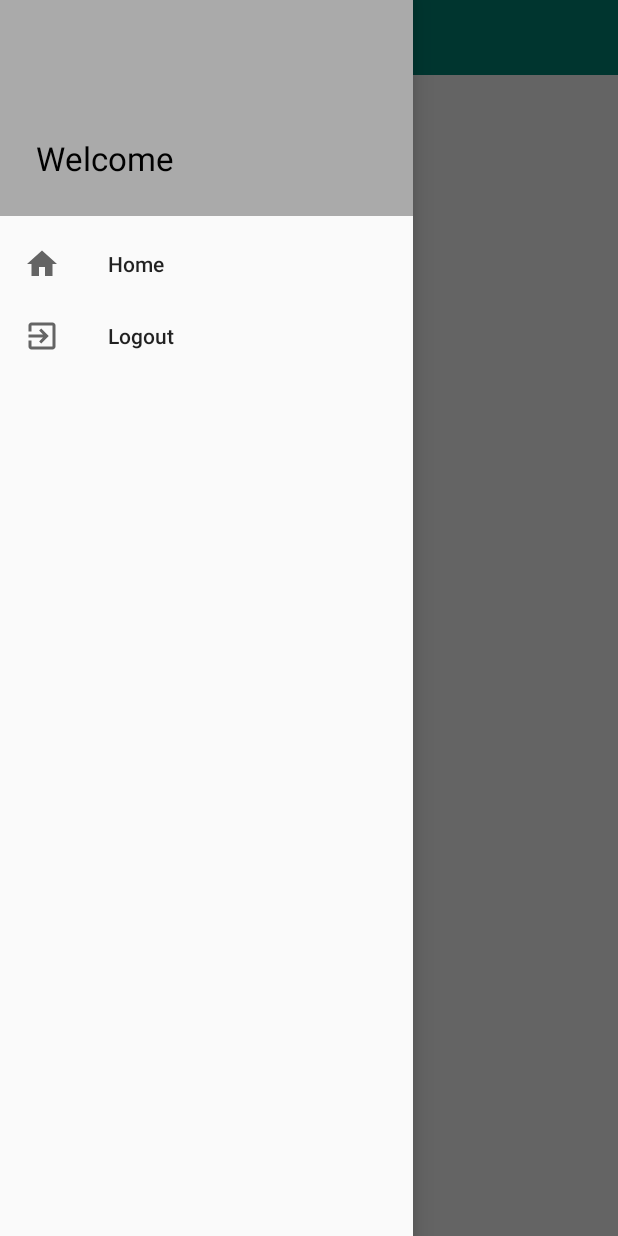
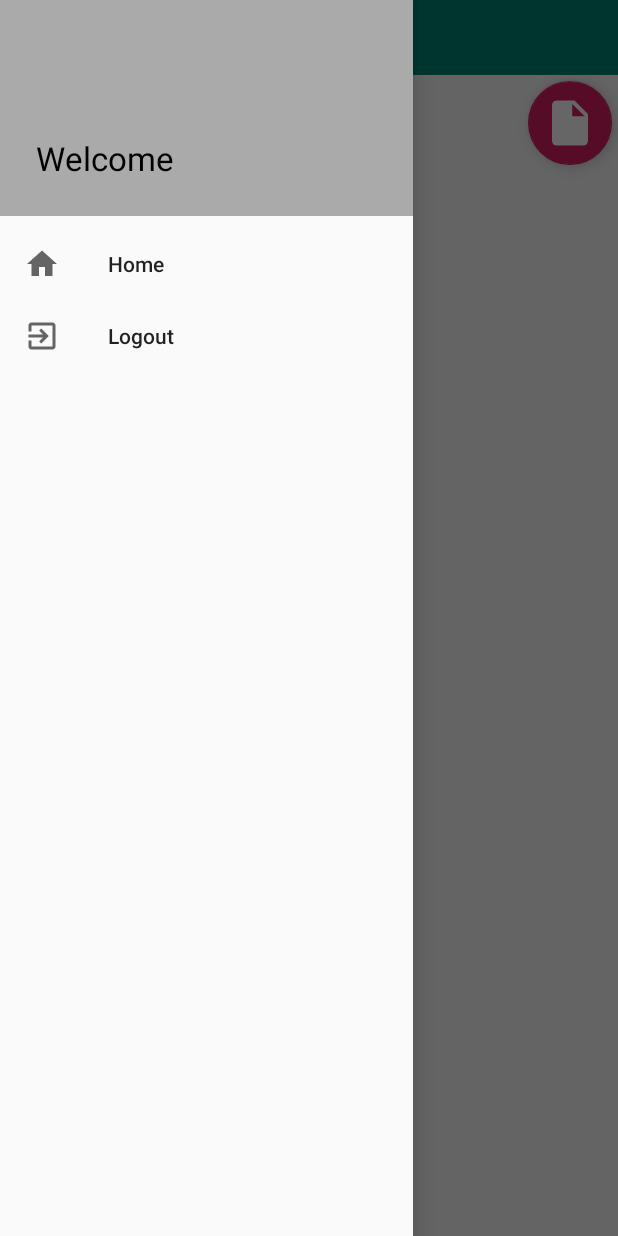
Before and after one commit to Harsh2098/ITSM-Client, an Android app: the HomeFragment screen opened through its navigation route, with the side drawer open, on a phone screen of 412 x 824 dp. Run offline under Robolectric (Android 15) with nearby library versions, the phone set to English and light mode, and no system bars; our stand-ins replace navigation-ui; libraries missing offline, so code that uses them is left out: com.github.mikephil.charting; 1 statement that could not run was skipped.

```diff
--- a/app/src/main/java/com/hmproductions/itsmclient/adapter/ConfigurationRecyclerAdapter.java
+++ b/app/src/main/java/com/hmproductions/itsmclient/adapter/ConfigurationRecyclerAdapter.java
@@ -19,7 +19,7 @@ public class ConfigurationRecyclerAdapter extends RecyclerView.Adapter<Configura
     private OnConfigurationClickListener listener;
 
     public interface OnConfigurationClickListener {
-        void onConfigurationClick(int position);
+        void onConfigurationClick(int tier);
     }
 
     public ConfigurationRecyclerAdapter(Context context, List<Configuration> list, OnConfigurationClickListener listener) {
@@ -74,7 +74,7 @@ public class ConfigurationRecyclerAdapter extends RecyclerView.Adapter<Configura
 
         @Override
         public void onClick(View v) {
-            listener.onConfigurationClick(getAdapterPosition());
+            listener.onConfigurationClick(list.get(getAdapterPosition()).getTier());
         }
     }
 }
--- /dev/null
+++ b/app/src/main/java/com/hmproductions/itsmclient/data/ITSMViewModel.kt
@@ -0,0 +1,7 @@
+package com.hmproductions.itsmclient.data
+
+import androidx.lifecycle.ViewModel
+
+class ITSMViewModel : ViewModel() {
+    var token = ""
+}
--- a/app/src/main/java/com/hmproductions/itsmclient/fragment/LoginFragment.kt
+++ b/app/src/main/java/com/hmproductions/itsmclient/fragment/LoginFragment.kt
@@ -6,12 +6,13 @@ import android.view.LayoutInflater
 import android.view.View
 import android.view.ViewGroup
 import androidx.fragment.app.Fragment
+import androidx.lifecycle.ViewModelProviders
 import androidx.navigation.fragment.findNavController
 import com.hmproductions.itsmclient.ITSMClient
 import com.hmproductions.itsmclient.R
 import com.hmproductions.itsmclient.dagger.DaggerITSMApplicationComponent
+import com.hmproductions.itsmclient.data.ITSMViewModel
 import com.hmproductions.itsmclient.data.LoginDetails
-import com.hmproductions.itsmclient.utils.Constants
 import com.hmproductions.itsmclient.utils.Miscellaneous
 import kotlinx.android.synthetic.main.fragment_login.*
 import org.jetbrains.anko.doAsync
@@ -24,6 +25,8 @@ class LoginFragment : Fragment() {
     @Inject
     lateinit var client: ITSMClient
 
+    private lateinit var model: ITSMViewModel
+
     override fun onCreateView(inflater: LayoutInflater, container: ViewGroup?, savedInstanceState: Bundle?): View? {
         return inflater.inflate(R.layout.fragment_login, container, false)
     }
@@ -31,6 +34,9 @@ class LoginFragment : Fragment() {
     override fun onViewCreated(view: View, savedInstanceState: Bundle?) {
         super.onViewCreated(view, savedInstanceState)
         DaggerITSMApplicationComponent.builder().build().inject(this)
+
+        model = activity?.run { ViewModelProviders.of(this).get(ITSMViewModel::class.java) }
+            ?: throw Exception("Invalid activity")
 
         loginButton.setOnClickListener { setupLoginButton() }
         signUpTextView.setOnClickListener { setupSignUpText() }
@@ -55,7 +61,7 @@ class LoginFragment : Fragment() {
 
             uiThread {
                 if (loginResponse.isSuccessful) {
-                    Constants.USER_TOKEN = loginResponse.body()?.token
+                    model.token = loginResponse.body()?.token ?: ""
                     if (loginResponse.body()?.isAdmin == true)
                         findNavController().navigate(R.id.action_successful_admin_login)
                     else
--- a/app/src/main/java/com/hmproductions/itsmclient/ui/MainActivity.kt
+++ b/app/src/main/java/com/hmproductions/itsmclient/ui/MainActivity.kt
@@ -5,19 +5,25 @@ import android.view.MenuItem
 import androidx.appcompat.app.AppCompatActivity
 import androidx.core.content.ContextCompat
 import androidx.core.view.GravityCompat
+import androidx.lifecycle.ViewModelProviders
 import androidx.navigation.fragment.NavHostFragment
 import androidx.navigation.ui.setupWithNavController
 import com.hmproductions.itsmclient.R
+import com.hmproductions.itsmclient.data.ITSMViewModel
 import com.hmproductions.itsmclient.utils.hideKeyboard
 import kotlinx.android.synthetic.main.activity_main.*
 import org.jetbrains.anko.contentView
 
 class MainActivity : AppCompatActivity() {
 
+    private lateinit var model: ITSMViewModel
+
     override fun onCreate(savedInstanceState: Bundle?) {
         super.onCreate(savedInstanceState)
         setContentView(R.layout.activity_main)
         title = getString(R.string.app_name)
+
+        model = ViewModelProviders.of(this).get(ITSMViewModel::class.java)
 
         setSupportActionBar(mainToolbar)
         supportActionBar?.setDisplayHomeAsUpEnabled(true)
--- a/app/src/main/java/com/hmproductions/itsmclient/utils/Constants.java
+++ b/app/src/main/java/com/hmproductions/itsmclient/utils/Constants.java
@@ -1,7 +1,9 @@
 package com.hmproductions.itsmclient.utils;
+
+import org.jetbrains.annotations.Nullable;
 
 public class Constants {
 
     public static final String BASE_URL = "http://35.247.176.122:3000/api/";
-    public static String USER_TOKEN = "";
+    public static final String ALREADY_SELECTED_KEY = "already-selected-key";
 }
--- /dev/null
+++ b/app/src/main/res/drawable/report_icon.xml
@@ -0,0 +1,5 @@
+<vector android:height="24dp" android:tint="#FFFFFF"
+    android:viewportHeight="24.0" android:viewportWidth="24.0"
+    android:width="24dp" xmlns:android="http://schemas.android.com/apk/res/android">
+    <path android:fillColor="#FF000000" android:pathData="M6,2c-1.1,0 -1.99,0.9 -1.99,2L4,20c0,1.1 0.89,2 1.99,2L18,22c1.1,0 2,-0.9 2,-2L20,8l-6,-6L6,2zM13,9L13,3.5L18.5,9L13,9z"/>
+</vector>
--- a/app/src/main/res/layout/fragment_home.xml
+++ b/app/src/main/res/layout/fragment_home.xml
@@ -30,4 +30,15 @@
         app:layout_constraintStart_toStartOf="parent"
         app:layout_constraintTop_toTopOf="parent" />
 
+    <com.google.android.material.floatingactionbutton.FloatingActionButton
+        android:id="@+id/intelligentReportButton"
+        android:layout_width="wrap_content"
+        android:layout_height="wrap_content"
+        android:layout_margin="4dp"
+        android:src="@drawable/report_icon"
+        app:fabSize="normal"
+        app:layout_constraintEnd_toEndOf="parent"
+        app:layout_constraintTop_toTopOf="parent"
+        app:maxImageSize="36dp" />
+
 </androidx.constraintlayout.widget.ConstraintLayout>
--- a/app/src/main/res/layout/fragment_login.xml
+++ b/app/src/main/res/layout/fragment_login.xml
@@ -34,7 +34,7 @@
             android:layout_height="wrap_content"
             android:ems="12"
             android:inputType="textEmailAddress"
-            android:text="intern@test.com"
+            android:text="admin_harsh@test.com"
             android:textColor="@color/neutral_color"
             android:textSize="16sp" />
 
--- /dev/null
+++ b/app/src/main/res/layout/fragment_report.xml
@@ -0,0 +1,5 @@
+<?xml version="1.0" encoding="utf-8"?>
+<androidx.constraintlayout.widget.ConstraintLayout xmlns:android="http://schemas.android.com/apk/res/android"
+    android:layout_width="match_parent" android:layout_height="match_parent">
+
+</androidx.constraintlayout.widget.ConstraintLayout>
--- a/app/src/main/res/navigation/mlitsm_navigation.xml
+++ b/app/src/main/res/navigation/mlitsm_navigation.xml
@@ -41,7 +41,17 @@
             app:popUpTo="@id/home_dest"
             app:popUpToInclusive="true" />
 
+        <action
+            android:id="@+id/action_report"
+            app:destination="@+id/report_dest" />
+
     </fragment>
+
+    <fragment
+        android:id="@+id/report_dest"
+        android:name="com.hmproductions.itsmclient.fragment.ReportFragment"
+        android:label="@string/report"
+        tools:layout="@layout/fragment_report" />
 
     <fragment
         android:id="@+id/admin_dest"
--- a/app/src/main/res/values/strings.xml
+++ b/app/src/main/res/values/strings.xml
@@ -20,6 +20,7 @@
     <string name="set_configuration">Set Configuration</string>
     <string name="logout">Logout</string>
     <string name="no_data_to_display">No data to display.</string>
+    <string name="report">Report</string>
 
     <string-array name="designations">
         <item>Vice President</item>
```
Also changed, not shown: app/src/main/java/com/hmproductions/itsmclient/fragment/AdminFragment.kt (+27 -3 lines), app/src/main/java/com/hmproductions/itsmclient/fragment/ConfigurationFragment.kt (+18 -4 lines), app/src/main/java/com/hmproductions/itsmclient/fragment/HomeFragment.kt (+17 -4 lines), app/src/main/java/com/hmproductions/itsmclient/fragment/ReportFragment.kt (added, +20 -0 lines), app/src/main/res/layout/configuration_list_item.xml (+6 -5 lines).
